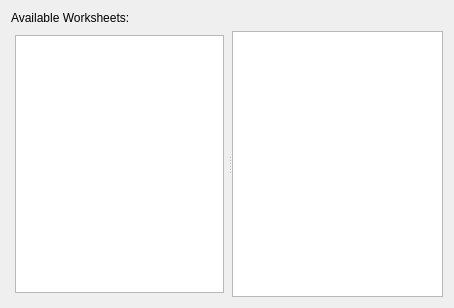
Qt form products/RAT-STATS/rstats_ui/src/UIRStatsWorkbook.ui (cbtek/RStats2017) before a commit.
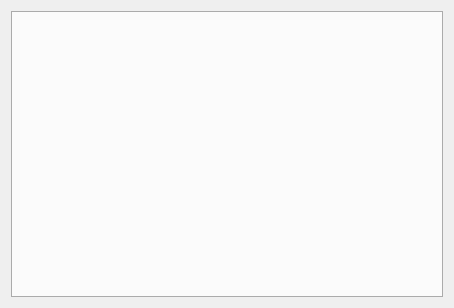
The same form after that commit.

Commit message: Added two new libraries for reading xls and xlsx Updated all modules to use QTextBrowser instead of QTableWidget Fixed tab ordering in SVA and UVA

What changed in the file:
```diff
--- a/products/RAT-STATS/rstats_ui/src/UIRStatsWorkbook.ui
+++ b/products/RAT-STATS/rstats_ui/src/UIRStatsWorkbook.ui
@@ -14,54 +14,18 @@
    <string>UIRStatsWorkbook</string>
   </property>
   <layout class="QVBoxLayout" name="verticalLayout_2">
-   <item>
-    <widget class="QLabel" name="label">
-     <property name="sizePolicy">
-      <sizepolicy hsizetype="Preferred" vsizetype="Fixed">
-       <horstretch>0</horstretch>
-       <verstretch>0</verstretch>
-      </sizepolicy>
-     </property>
-     <property name="text">
-      <string>Available Worksheets:</string>
-     </property>
-    </widget>
-   </item>
    <item>
     <widget class="QSplitter" name="splitter">
      <property name="orientation">
       <enum>Qt::Horizontal</enum>
      </property>
-     <widget class="QWidget" name="verticalLayoutWidget">
-      <layout class="QVBoxLayout" name="verticalLayout">
-       <property name="leftMargin">
-        <number>4</number>
-       </property>
-       <property name="topMargin">
-        <number>4</number>
-       </property>
-       <property name="rightMargin">
-        <number>4</number>
-       </property>
-       <property name="bottomMargin">
-        <number>4</number>
-       </property>
-       <item>
-        <widget class="QListWidget" name="m_lstWorksheets">
-         <property name="minimumSize">
-          <size>
-           <width>192</width>
-           <height>0</height>
-          </size>
-         </property>
-        </widget>
-       </item>
-      </layout>
-     </widget>
-     <widget class="QTableWidget" name="m_tblCurrentSheet">
-      <attribute name="horizontalHeaderStretchLastSection">
-       <bool>true</bool>
-      </attribute>
+     <widget class="QTabWidget" name="m_tabWorkbook">
+      <property name="tabPosition">
+       <enum>QTabWidget::South</enum>
+      </property>
+      <property name="currentIndex">
+       <number>-1</number>
+      </property>
      </widget>
     </widget>
    </item>
```
The commit also changes 362 other files.
